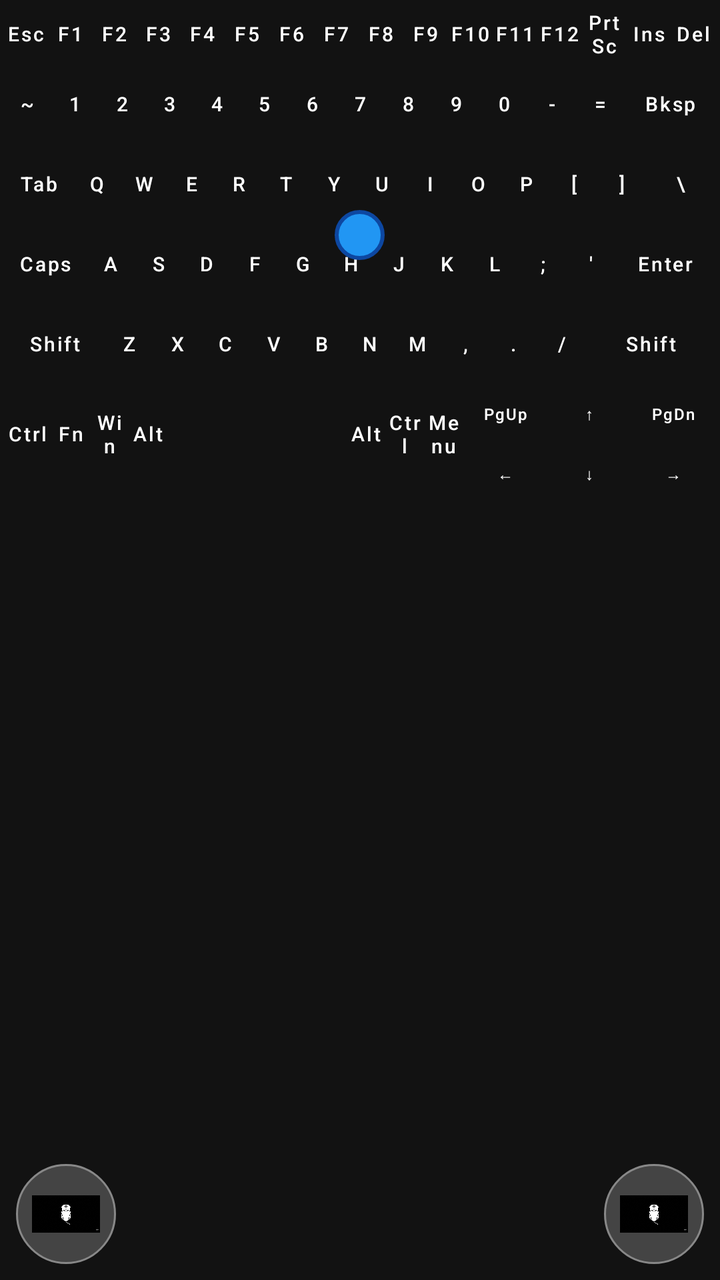
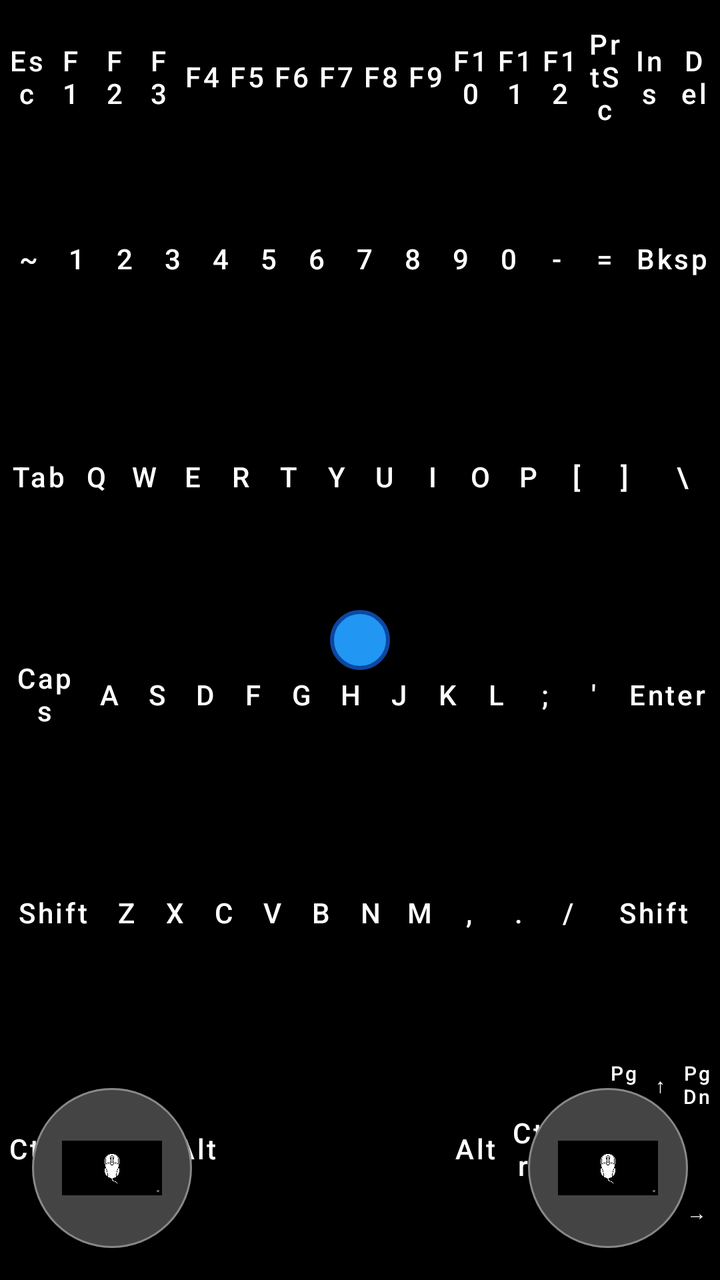

Two renders of the same Android screen: before a commit and after it. Below are the layout's source before the change and the commit's diff.
<!-- AndroidManifest.xml: application theme Theme.KeyLink -->
<!-- res/layout/activity_keyboard.xml -->
<?xml version="1.0" encoding="utf-8"?>
<RelativeLayout xmlns:android="http://schemas.android.com/apk/res/android"
    android:layout_width="match_parent"
    android:layout_height="match_parent"
    android:background="#121212">

    
    <View
        android:id="@+id/trackpadView"
        android:layout_width="match_parent"
        android:layout_height="match_parent"
        android:background="#121212" />

    
    <LinearLayout
        android:id="@+id/keyboardContainer"
        android:layout_width="match_parent"
        android:layout_height="wrap_content"
        android:orientation="vertical"
        android:padding="2dp"
        android:layout_centerHorizontal="true">

        
        <LinearLayout
            android:layout_width="match_parent"
            android:layout_height="30dp"
            android:orientation="horizontal">
            <Button android:id="@+id/key_esc" android:text="Esc" style="@style/KeyStyle" android:layout_weight="1"/>
            <Button android:id="@+id/key_f1" android:text="F1" style="@style/KeyStyle" android:layout_weight="1"/>
            <Button android:id="@+id/key_f2" android:text="F2" style="@style/KeyStyle" android:layout_weight="1"/>
            <Button android:id="@+id/key_f3" android:text="F3" style="@style/KeyStyle" android:layout_weight="1"/>
            <Button android:id="@+id/key_f4" android:text="F4" style="@style/KeyStyle" android:layout_weight="1"/>
            <Button android:id="@+id/key_f5" android:text="F5" style="@style/KeyStyle" android:layout_weight="1"/>
            <Button android:id="@+id/key_f6" android:text="F6" style="@style/KeyStyle" android:layout_weight="1"/>
            <Button android:id="@+id/key_f7" android:text="F7" style="@style/KeyStyle" android:layout_weight="1"/>
            <Button android:id="@+id/key_f8" android:text="F8" style="@style/KeyStyle" android:layout_weight="1"/>
            <Button android:id="@+id/key_f9" android:text="F9" style="@style/KeyStyle" android:layout_weight="1"/>
            <Button android:id="@+id/key_f10" android:text="F10" style="@style/KeyStyle" android:layout_weight="1"/>
            <Button android:id="@+id/key_f11" android:text="F11" style="@style/KeyStyle" android:layout_weight="1"/>
            <Button android:id="@+id/key_f12" android:text="F12" style="@style/KeyStyle" android:layout_weight="1"/>
            <Button android:id="@+id/key_prtscr" android:text="PrtSc" style="@style/KeyStyle" android:layout_weight="1"/>
            <Button android:id="@+id/key_insert" android:text="Ins" style="@style/KeyStyle" android:layout_weight="1"/>
            <Button android:id="@+id/key_delete" android:text="Del" style="@style/KeyStyle" android:layout_weight="1"/>
        </LinearLayout>

        
        <LinearLayout
            android:layout_width="match_parent"
            android:layout_height="40dp"
            android:orientation="horizontal">
            <Button android:id="@+id/key_tilde" android:text="~" style="@style/KeyStyle" android:layout_weight="1"/>
            <Button android:id="@+id/key_1" android:text="1" style="@style/KeyStyle" android:layout_weight="1"/>
            <Button android:id="@+id/key_2" android:text="2" style="@style/KeyStyle" android:layout_weight="1"/>
            <Button android:id="@+id/key_3" android:text="3" style="@style/KeyStyle" android:layout_weight="1"/>
            <Button android:id="@+id/key_4" android:text="4" style="@style/KeyStyle" android:layout_weight="1"/>
            <Button android:id="@+id/key_5" android:text="5" style="@style/KeyStyle" android:layout_weight="1"/>
            <Button android:id="@+id/key_6" android:text="6" style="@style/KeyStyle" android:layout_weight="1"/>
            <Button android:id="@+id/key_7" android:text="7" style="@style/KeyStyle" android:layout_weight="1"/>
            <Button android:id="@+id/key_8" android:text="8" style="@style/KeyStyle" android:layout_weight="1"/>
            <Button android:id="@+id/key_9" android:text="9" style="@style/KeyStyle" android:layout_weight="1"/>
            <Button android:id="@+id/key_0" android:text="0" style="@style/KeyStyle" android:layout_weight="1"/>
            <Button android:id="@+id/key_minus" android:text="-" style="@style/KeyStyle" android:layout_weight="1"/>
            <Button android:id="@+id/key_equals" android:text="=" style="@style/KeyStyle" android:layout_weight="1"/>
            <Button android:id="@+id/key_backspace" android:text="Bksp" style="@style/KeyStyle" android:layout_weight="2"/>
        </LinearLayout>

        
        <LinearLayout
            android:layout_width="match_parent"
            android:layout_height="40dp"
            android:orientation="horizontal">
            <Button android:id="@+id/key_tab" android:text="Tab" style="@style/KeyStyle" android:layout_weight="1.5"/>
            <Button android:id="@+id/key_q" android:text="Q" style="@style/KeyStyle" android:layout_weight="1"/>
            <Button android:id="@+id/key_w" android:text="W" style="@style/KeyStyle" android:layout_weight="1"/>
            <Button android:id="@+id/key_e" android:text="E" style="@style/KeyStyle" android:layout_weight="1"/>
            <Button android:id="@+id/key_r" android:text="R" style="@style/KeyStyle" android:layout_weight="1"/>
            <Button android:id="@+id/key_t" android:text="T" style="@style/KeyStyle" android:layout_weight="1"/>
            <Button android:id="@+id/key_y" android:text="Y" style="@style/KeyStyle" android:layout_weight="1"/>
            <Button android:id="@+id/key_u" android:text="U" style="@style/KeyStyle" android:layout_weight="1"/>
            <Button android:id="@+id/key_i" android:text="I" style="@style/KeyStyle" android:layout_weight="1"/>
            <Button android:id="@+id/key_o" android:text="O" style="@style/KeyStyle" android:layout_weight="1"/>
            <Button android:id="@+id/key_p" android:text="P" style="@style/KeyStyle" android:layout_weight="1"/>
            <Button android:id="@+id/key_bracket_left" android:text="[" style="@style/KeyStyle" android:layout_weight="1"/>
            <Button android:id="@+id/key_bracket_right" android:text="]" style="@style/KeyStyle" android:layout_weight="1"/>
            <Button android:id="@+id/key_backslash" android:text="\\" style="@style/KeyStyle" android:layout_weight="1.5"/>
        </LinearLayout>

        
        <LinearLayout
            android:layout_width="match_parent"
            android:layout_height="40dp"
            android:orientation="horizontal">
            <Button android:id="@+id/key_caps" android:text="Caps" style="@style/KeyStyle" android:layout_weight="1.8"/>
            <Button android:id="@+id/key_a" android:text="A" style="@style/KeyStyle" android:layout_weight="1"/>
            <Button android:id="@+id/key_s" android:text="S" style="@style/KeyStyle" android:layout_weight="1"/>
            <Button android:id="@+id/key_d" android:text="D" style="@style/KeyStyle" android:layout_weight="1"/>
            <Button android:id="@+id/key_f" android:text="F" style="@style/KeyStyle" android:layout_weight="1"/>
            <Button android:id="@+id/key_g" android:text="G" style="@style/KeyStyle" android:layout_weight="1"/>
            <Button android:id="@+id/key_h" android:text="H" style="@style/KeyStyle" android:layout_weight="1"/>
            <Button android:id="@+id/key_j" android:text="J" style="@style/KeyStyle" android:layout_weight="1"/>
            <Button android:id="@+id/key_k" android:text="K" style="@style/KeyStyle" android:layout_weight="1"/>
            <Button android:id="@+id/key_l" android:text="L" style="@style/KeyStyle" android:layout_weight="1"/>
            <Button android:id="@+id/key_semicolon" android:text=";" style="@style/KeyStyle" android:layout_weight="1"/>
            <Button android:id="@+id/key_quote" android:text="'" style="@style/KeyStyle" android:layout_weight="1"/>
            <Button android:id="@+id/key_enter" android:text="Enter" style="@style/KeyStyle" android:layout_weight="2.2"/>
        </LinearLayout>

        
        <LinearLayout
            android:layout_width="match_parent"
            android:layout_height="40dp"
            android:orientation="horizontal">
            <Button android:id="@+id/key_shift_left" android:text="Shift" style="@style/KeyStyle" android:layout_weight="2.2"/>
            <Button android:id="@+id/key_z" android:text="Z" style="@style/KeyStyle" android:layout_weight="1"/>
            <Button android:id="@+id/key_x" android:text="X" style="@style/KeyStyle" android:layout_weight="1"/>
            <Button android:id="@+id/key_c" android:text="C" style="@style/KeyStyle" android:layout_weight="1"/>
            <Button android:id="@+id/key_v" android:text="V" style="@style/KeyStyle" android:layout_weight="1"/>
            <Button android:id="@+id/key_b" android:text="B" style="@style/KeyStyle" android:layout_weight="1"/>
            <Button android:id="@+id/key_n" android:text="N" style="@style/KeyStyle" android:layout_weight="1"/>
            <Button android:id="@+id/key_m" android:text="M" style="@style/KeyStyle" android:layout_weight="1"/>
            <Button android:id="@+id/key_comma" android:text="," style="@style/KeyStyle" android:layout_weight="1"/>
            <Button android:id="@+id/key_period" android:text="." style="@style/KeyStyle" android:layout_weight="1"/>
            <Button android:id="@+id/key_slash" android:text="/" style="@style/KeyStyle" android:layout_weight="1"/>
            <Button android:id="@+id/key_shift_right" android:text="Shift" style="@style/KeyStyle" android:layout_weight="2.8"/>
        </LinearLayout>

        
        <LinearLayout
            android:layout_width="match_parent"
            android:layout_height="50dp"
            android:orientation="horizontal">
            <Button android:id="@+id/key_ctrl_left" android:text="Ctrl" style="@style/KeyStyle" android:layout_weight="1.5"/>
            <Button android:id="@+id/key_fn" android:text="Fn" style="@style/KeyStyle" android:layout_weight="1.2"/>
            <Button android:id="@+id/key_win" android:text="Win" style="@style/KeyStyle" android:layout_weight="1.2"/>
            <Button android:id="@+id/key_alt_left" android:text="Alt" style="@style/KeyStyle" android:layout_weight="1.2"/>
            <Button android:id="@+id/key_space" android:text=" " style="@style/KeyStyle" android:layout_weight="6.0"/>
            <Button android:id="@+id/key_alt_right" android:text="Alt" style="@style/KeyStyle" android:layout_weight="1.2"/>
            <Button android:id="@+id/key_ctrl_right" android:text="Ctrl" style="@style/KeyStyle" android:layout_weight="1.2"/>
            <Button android:id="@+id/key_menu" android:text="Menu" style="@style/KeyStyle" android:layout_weight="1.2"/>

            <GridLayout
                android:layout_width="wrap_content"
                android:layout_height="match_parent"
                android:columnCount="3"
                android:rowCount="2">
                <Button android:id="@+id/key_pgup" android:text="PgUp" style="@style/NavKeyStyle" />
                <Button android:id="@+id/key_up" android:text="↑" style="@style/NavKeyStyle" />
                <Button android:id="@+id/key_pgdn" android:text="PgDn" style="@style/NavKeyStyle" />
                <Button android:id="@+id/key_left" android:text="←" style="@style/NavKeyStyle" />
                <Button android:id="@+id/key_down" android:text="↓" style="@style/NavKeyStyle" />
                <Button android:id="@+id/key_right" android:text="→" style="@style/NavKeyStyle" />
            </GridLayout>
        </LinearLayout>
    </LinearLayout>

    
    <View
        android:id="@+id/trackpoint"
        android:layout_width="25dp"
        android:layout_height="25dp"
        android:background="@drawable/trackpoint_bg"
        android:layout_centerHorizontal="true"
        android:layout_marginTop="105dp" />

    
    <ImageButton
        android:id="@+id/btnLeftTrackpad"
        android:layout_width="50dp"
        android:layout_height="50dp"
        android:layout_alignParentBottom="true"
        android:layout_alignParentLeft="true"
        android:layout_margin="8dp"
        android:background="@drawable/circle_button_bg"
        android:src="@drawable/mouse_icon"
        android:scaleType="centerInside"
        android:padding="8dp" />

    <ImageButton
        android:id="@+id/btnRightTrackpad"
        android:layout_width="50dp"
        android:layout_height="50dp"
        android:layout_alignParentBottom="true"
        android:layout_alignParentRight="true"
        android:layout_margin="8dp"
        android:background="@drawable/circle_button_bg"
        android:src="@drawable/mouse_icon"
        android:scaleType="centerInside"
        android:padding="8dp" />

</RelativeLayout>
<!-- resources referenced by this layout -->
<resources>
  <!-- drawable circle_button_bg (drawable) -->
  <shape xmlns:android="http://schemas.android.com/apk/res/android" android:shape="oval">
      <solid android:color="#444444"/>
      <stroke android:width="1dp" android:color="#888888"/>
  </shape>
  <!-- drawable mouse_icon: png bitmap (drawable, 787695 bytes) -->
  <!-- drawable trackpoint_bg (drawable) -->
  <shape xmlns:android="http://schemas.android.com/apk/res/android" android:shape="oval">
      <solid android:color="#2196F3"/>
      <stroke android:width="2dp" android:color="#0D47A1"/>
  </shape>
  <style name="KeyStyle" parent="Widget.MaterialComponents.Button">
          <item name="android:layout_width">0dp</item>
          <item name="android:layout_height">match_parent</item>
          <item name="android:layout_margin">1dp</item>
          <item name="android:padding">0dp</item>
          <item name="android:textSize">10sp</item>
          <item name="android:textColor">#FFFFFF</item>
          <item name="backgroundTint">#333333</item>
          <item name="android:textAllCaps">false</item>
          <item name="android:insetTop">0dp</item>
          <item name="android:insetBottom">0dp</item>
          <item name="android:minHeight">0dp</item>
          <item name="android:minWidth">0dp</item>
      </style>
  <style name="NavKeyStyle" parent="KeyStyle">
          <item name="android:layout_width">40dp</item>
          <item name="android:layout_height">28dp</item>
          <item name="android:textSize">8sp</item>
      </style>
  <style name="Theme.KeyLink" parent="Theme.MaterialComponents.DayNight.DarkActionBar">
          
          <item name="colorPrimary">@color/purple_500</item>
          <item name="colorPrimaryVariant">@color/purple_700</item>
          <item name="colorOnPrimary">@color/white</item>
          
          <item name="colorSecondary">@color/teal_200</item>
          <item name="colorSecondaryVariant">@color/teal_700</item>
          <item name="colorOnSecondary">@color/black</item>
          
          <item name="android:statusBarColor">?attr/colorPrimaryVariant</item>
          
      </style>
  <color name="purple_500">#FF6200EE</color>
  <color name="purple_700">#FF3700B3</color>
  <color name="white">#FFFFFFFF</color>
  <color name="teal_200">#FF03DAC5</color>
  <color name="teal_700">#FF018786</color>
  <color name="black">#FF000000</color>
</resources>

<!-- the commit's change to res/layout/activity_keyboard.xml (unified diff, before → after) -->
@@ -2,28 +2,27 @@
 <RelativeLayout xmlns:android="http://schemas.android.com/apk/res/android"
     android:layout_width="match_parent"
     android:layout_height="match_parent"
-    android:background="#121212">
+    android:background="#000000">
 
     
     <View
         android:id="@+id/trackpadView"
         android:layout_width="match_parent"
-        android:layout_height="match_parent"
-        android:background="#121212" />
+        android:layout_height="match_parent" />
 
     
     <LinearLayout
         android:id="@+id/keyboardContainer"
         android:layout_width="match_parent"
-        android:layout_height="wrap_content"
+        android:layout_height="match_parent"
         android:orientation="vertical"
-        android:padding="2dp"
-        android:layout_centerHorizontal="true">
+        android:padding="2dp">
 
         
         <LinearLayout
             android:layout_width="match_parent"
-            android:layout_height="30dp"
+            android:layout_height="0dp"
+            android:layout_weight="0.8"
             android:orientation="horizontal">
             <Button android:id="@+id/key_esc" android:text="Esc" style="@style/KeyStyle" android:layout_weight="1"/>
             <Button android:id="@+id/key_f1" android:text="F1" style="@style/KeyStyle" android:layout_weight="1"/>
@@ -46,7 +45,8 @@
         
         <LinearLayout
             android:layout_width="match_parent"
-            android:layout_height="40dp"
+            android:layout_height="0dp"
+            android:layout_weight="1.2"
             android:orientation="horizontal">
             <Button android:id="@+id/key_tilde" android:text="~" style="@style/KeyStyle" android:layout_weight="1"/>
             <Button android:id="@+id/key_1" android:text="1" style="@style/KeyStyle" android:layout_weight="1"/>
@@ -67,7 +67,8 @@
         
         <LinearLayout
             android:layout_width="match_parent"
-            android:layout_height="40dp"
+            android:layout_height="0dp"
+            android:layout_weight="1.2"
             android:orientation="horizontal">
             <Button android:id="@+id/key_tab" android:text="Tab" style="@style/KeyStyle" android:layout_weight="1.5"/>
             <Button android:id="@+id/key_q" android:text="Q" style="@style/KeyStyle" android:layout_weight="1"/>
@@ -88,7 +89,8 @@
         
         <LinearLayout
             android:layout_width="match_parent"
-            android:layout_height="40dp"
+            android:layout_height="0dp"
+            android:layout_weight="1.2"
             android:orientation="horizontal">
             <Button android:id="@+id/key_caps" android:text="Caps" style="@style/KeyStyle" android:layout_weight="1.8"/>
             <Button android:id="@+id/key_a" android:text="A" style="@style/KeyStyle" android:layout_weight="1"/>
@@ -108,7 +110,8 @@
         
         <LinearLayout
             android:layout_width="match_parent"
-            android:layout_height="40dp"
+            android:layout_height="0dp"
+            android:layout_weight="1.2"
             android:orientation="horizontal">
             <Button android:id="@+id/key_shift_left" android:text="Shift" style="@style/KeyStyle" android:layout_weight="2.2"/>
             <Button android:id="@+id/key_z" android:text="Z" style="@style/KeyStyle" android:layout_weight="1"/>
@@ -127,7 +130,8 @@
         
         <LinearLayout
             android:layout_width="match_parent"
-            android:layout_height="50dp"
+            android:layout_height="0dp"
+            android:layout_weight="1.4"
             android:orientation="horizontal">
             <Button android:id="@+id/key_ctrl_left" android:text="Ctrl" style="@style/KeyStyle" android:layout_weight="1.5"/>
             <Button android:id="@+id/key_fn" android:text="Fn" style="@style/KeyStyle" android:layout_weight="1.2"/>
@@ -139,52 +143,56 @@
             <Button android:id="@+id/key_menu" android:text="Menu" style="@style/KeyStyle" android:layout_weight="1.2"/>
 
             <GridLayout
-                android:layout_width="wrap_content"
+                android:layout_width="0dp"
                 android:layout_height="match_parent"
+                android:layout_weight="3.0"
                 android:columnCount="3"
                 android:rowCount="2">
-                <Button android:id="@+id/key_pgup" android:text="PgUp" style="@style/NavKeyStyle" />
-                <Button android:id="@+id/key_up" android:text="↑" style="@style/NavKeyStyle" />
-                <Button android:id="@+id/key_pgdn" android:text="PgDn" style="@style/NavKeyStyle" />
-                <Button android:id="@+id/key_left" android:text="←" style="@style/NavKeyStyle" />
-                <Button android:id="@+id/key_down" android:text="↓" style="@style/NavKeyStyle" />
-                <Button android:id="@+id/key_right" android:text="→" style="@style/NavKeyStyle" />
+                <Button android:id="@+id/key_pgup" android:text="PgUp" style="@style/NavKeyStyle" android:layout_columnWeight="1" android:layout_rowWeight="1"/>
+                <Button android:id="@+id/key_up" android:text="↑" style="@style/NavKeyStyle" android:layout_columnWeight="1" android:layout_rowWeight="1"/>
+                <Button android:id="@+id/key_pgdn" android:text="PgDn" style="@style/NavKeyStyle" android:layout_columnWeight="1" android:layout_rowWeight="1"/>
+                <Button android:id="@+id/key_left" android:text="←" style="@style/NavKeyStyle" android:layout_columnWeight="1" android:layout_rowWeight="1"/>
+                <Button android:id="@+id/key_down" android:text="↓" style="@style/NavKeyStyle" android:layout_columnWeight="1" android:layout_rowWeight="1"/>
+                <Button android:id="@+id/key_right" android:text="→" style="@style/NavKeyStyle" android:layout_columnWeight="1" android:layout_rowWeight="1"/>
             </GridLayout>
         </LinearLayout>
     </LinearLayout>
 
     
+    
     <View
         android:id="@+id/trackpoint"
-        android:layout_width="25dp"
-        android:layout_height="25dp"
+        android:layout_width="30dp"
+        android:layout_height="30dp"
         android:background="@drawable/trackpoint_bg"
-        android:layout_centerHorizontal="true"
-        android:layout_marginTop="105dp" />
+        android:layout_centerInParent="true"
+        android:layout_marginTop="-20dp" />
 
     
     <ImageButton
         android:id="@+id/btnLeftTrackpad"
-        android:layout_width="50dp"
-        android:layout_height="50dp"
+        android:layout_width="80dp"
+        android:layout_height="80dp"
         android:layout_alignParentBottom="true"
         android:layout_alignParentLeft="true"
-        android:layout_margin="8dp"
+        android:layout_margin="16dp"
         android:background="@drawable/circle_button_bg"
         android:src="@drawable/mouse_icon"
         android:scaleType="centerInside"
-        android:padding="8dp" />
+        android:padding="15dp"
+        android:elevation="10dp"/>
 
     <ImageButton
         android:id="@+id/btnRightTrackpad"
-        android:layout_width="50dp"
-        android:layout_height="50dp"
+        android:layout_width="80dp"
+        android:layout_height="80dp"
         android:layout_alignParentBottom="true"
         android:layout_alignParentRight="true"
-        android:layout_margin="8dp"
+        android:layout_margin="16dp"
         android:background="@drawable/circle_button_bg"
         android:src="@drawable/mouse_icon"
         android:scaleType="centerInside"
-        android:padding="8dp" />
+        android:padding="15dp"
+        android:elevation="10dp"/>
 
 </RelativeLayout>
<!-- resource entries referenced after the edit -->
@@ -14,23 +14,25 @@
   <style name="KeyStyle" parent="Widget.MaterialComponents.Button">
           <item name="android:layout_width">0dp</item>
           <item name="android:layout_height">match_parent</item>
-          <item name="android:layout_margin">1dp</item>
+          <item name="android:layout_margin">2dp</item>
           <item name="android:padding">0dp</item>
-          <item name="android:textSize">10sp</item>
+          <item name="android:textSize">14sp</item>
           <item name="android:textColor">#FFFFFF</item>
-          <item name="backgroundTint">#333333</item>
+          <item name="backgroundTint">#222222</item>
           <item name="android:textAllCaps">false</item>
           <item name="android:insetTop">0dp</item>
           <item name="android:insetBottom">0dp</item>
           <item name="android:minHeight">0dp</item>
           <item name="android:minWidth">0dp</item>
+          <item name="cornerRadius">4dp</item>
       </style>
   <style name="NavKeyStyle" parent="KeyStyle">
-          <item name="android:layout_width">40dp</item>
-          <item name="android:layout_height">28dp</item>
-          <item name="android:textSize">8sp</item>
+          <item name="android:layout_width">0dp</item>
+          <item name="android:layout_height">0dp</item>
+          <item name="android:layout_gravity">fill</item>
+          <item name="android:textSize">10sp</item>
       </style>
-  <style name="Theme.KeyLink" parent="Theme.MaterialComponents.DayNight.DarkActionBar">
+  <style name="Theme.KeyLink" parent="Theme.MaterialComponents.DayNight.NoActionBar">
           
           <item name="colorPrimary">@color/purple_500</item>
           <item name="colorPrimaryVariant">@color/purple_700</item>
@@ -40,8 +42,10 @@
           <item name="colorSecondaryVariant">@color/teal_700</item>
           <item name="colorOnSecondary">@color/black</item>
           
-          <item name="android:statusBarColor">?attr/colorPrimaryVariant</item>
+          <item name="android:statusBarColor">#000000</item>
           
+          <item name="android:windowFullscreen">true</item>
+          <item name="android:windowContentOverlay">@null</item>
       </style>
   <color name="purple_500">#FF6200EE</color>
   <color name="purple_700">#FF3700B3</color>
